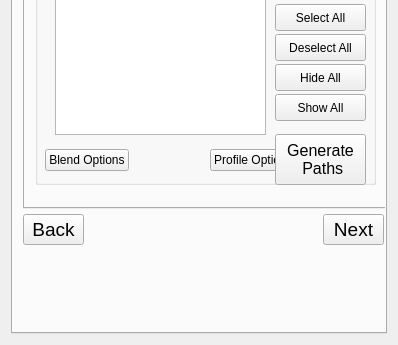
The window that godel_plugins/src/widgets/robot_blending_plugin.ui (ros-industrial-attic/godel) describes before a commit, drawn with Qt 5; both pictures show x 0 to 398 and y 219 to 564 of the 398 by 564 pixel window.
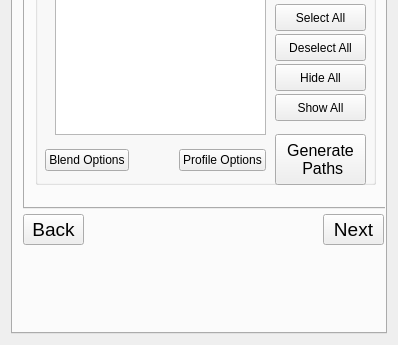
The same window after the commit.

Commit message: Fixed some button overlap

```diff
--- a/godel_plugins/src/widgets/robot_blending_plugin.ui
+++ b/godel_plugins/src/widgets/robot_blending_plugin.ui
@@ -430,7 +430,7 @@
            <rect>
             <x>10</x>
             <y>196</y>
-            <width>252</width>
+            <width>221</width>
             <height>41</height>
            </rect>
           </property>
```
